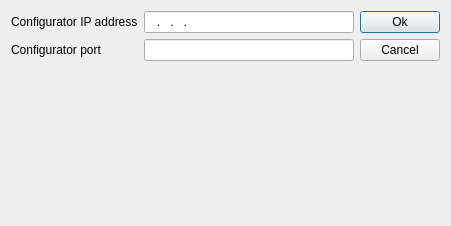
Before: the Qt Designer form Monitor/DialogSettings.ui in whiteman-kr/u7set, drawn with Qt 5.
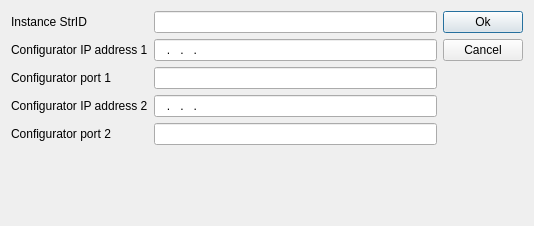
After: the same form once the commit is applied.

Commit message: RPCT-531, ide, monitor: Edit signals from scheme editor, work on monitor configuration

```diff
--- a/Monitor/DialogSettings.ui
+++ b/Monitor/DialogSettings.ui
@@ -9,7 +9,7 @@
    <rect>
     <x>0</x>
     <y>0</y>
-    <width>451</width>
+    <width>534</width>
     <height>226</height>
    </rect>
   </property>
@@ -27,21 +27,46 @@
     <layout class="QHBoxLayout" name="commonLayout">
      <item>
       <layout class="QGridLayout" name="gridLayout">
-       <item row="0" column="0">
-        <widget class="QLabel" name="labelIpAddress">
-         <property name="text">
-          <string>Configurator IP address</string>
-         </property>
-        </widget>
-       </item>
-       <item row="1" column="1">
-        <widget class="QLineEdit" name="editConfiguratorPort">
-         <property name="inputMask">
-          <string>00000</string>
-         </property>
-        </widget>
-       </item>
        <item row="3" column="0">
+        <widget class="QLabel" name="labelIpAddress2">
+         <property name="text">
+          <string>Configurator IP address 2</string>
+         </property>
+        </widget>
+       </item>
+       <item row="4" column="1">
+        <widget class="QLineEdit" name="editConfiguratorPort2">
+         <property name="inputMask">
+          <string>00000</string>
+         </property>
+        </widget>
+       </item>
+       <item row="2" column="1">
+        <layout class="QHBoxLayout" name="horizontalLayout_2">
+         <item>
+          <widget class="QLineEdit" name="editConfiguratorPort1">
+           <property name="inputMask">
+            <string>00000</string>
+           </property>
+          </widget>
+         </item>
+        </layout>
+       </item>
+       <item row="3" column="1">
+        <widget class="QLineEdit" name="editConfiguratorIpAddress2">
+         <property name="inputMask">
+          <string>000.000.000.000</string>
+         </property>
+        </widget>
+       </item>
+       <item row="2" column="0">
+        <widget class="QLabel" name="labelPort1">
+         <property name="text">
+          <string>Configurator port 1</string>
+         </property>
+        </widget>
+       </item>
+       <item row="6" column="0">
         <spacer name="verticalSpacer_2">
          <property name="orientation">
           <enum>Qt::Vertical</enum>
@@ -54,22 +79,36 @@
          </property>
         </spacer>
        </item>
-       <item row="0" column="1">
-        <widget class="QLineEdit" name="editConfiguratorIpAddress">
-         <property name="inputMask">
-          <string>000.000.000.000</string>
+       <item row="4" column="0">
+        <widget class="QLabel" name="labelPort2">
+         <property name="text">
+          <string>Configurator port 2</string>
          </property>
         </widget>
        </item>
        <item row="1" column="0">
         <widget class="QLabel" name="labelPort">
          <property name="text">
-          <string>Configurator port</string>
+          <string>Configurator IP address 1</string>
          </property>
         </widget>
        </item>
-       <item row="2" column="1">
-        <layout class="QHBoxLayout" name="horizontalLayout_2"/>
+       <item row="1" column="1">
+        <widget class="QLineEdit" name="editConfiguratorIpAddress1">
+         <property name="inputMask">
+          <string>000.000.000.000</string>
+         </property>
+        </widget>
+       </item>
+       <item row="0" column="0">
+        <widget class="QLabel" name="labelnstanceStrId">
+         <property name="text">
+          <string>Instance StrID</string>
+         </property>
+        </widget>
+       </item>
+       <item row="0" column="1">
+        <widget class="QLineEdit" name="instanceStrId"/>
        </item>
       </layout>
      </item>
```
Left out of the diff: 9 changed lines with no effect on the pictures. The commit also changes 11 other files.
